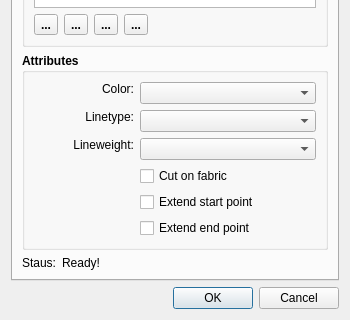
This is src/libs/vtools/dialogs/tools/piece/internal_path_dialog.ui in FashionFreedom/Seamly2D as Qt 5 draws it before an edit; both pictures show x 0 to 350 and y 280 to 600 of the 350 by 600 pixel window. The edited form follows.
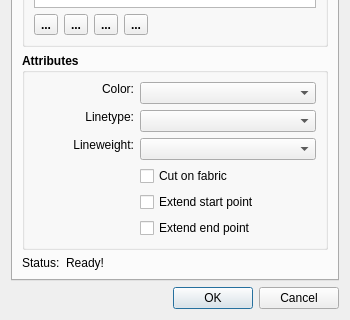
This is the edited form. Icons and pictures are not drawn. Custom widgets are drawn as their Qt base class.

```diff
--- a/src/libs/vtools/dialogs/tools/piece/internal_path_dialog.ui
+++ b/src/libs/vtools/dialogs/tools/piece/internal_path_dialog.ui
@@ -507,7 +507,7 @@
             </size>
            </property>
            <property name="text">
-            <string>Staus:</string>
+            <string>Status:</string>
            </property>
           </widget>
          </item>
```
